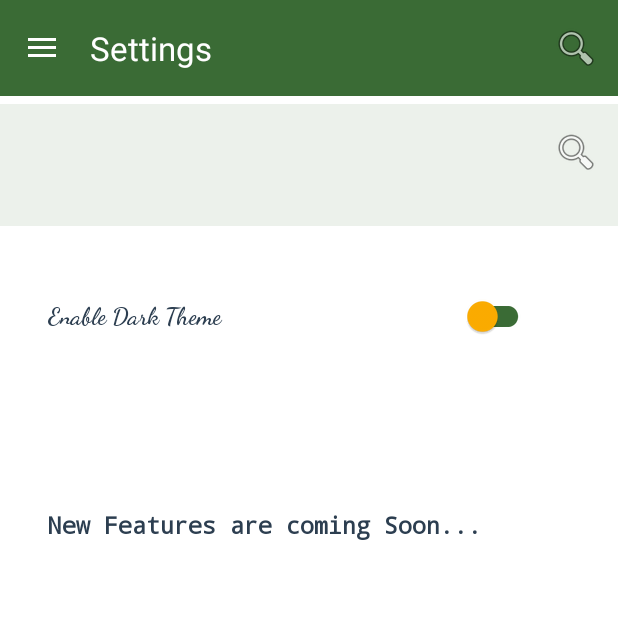
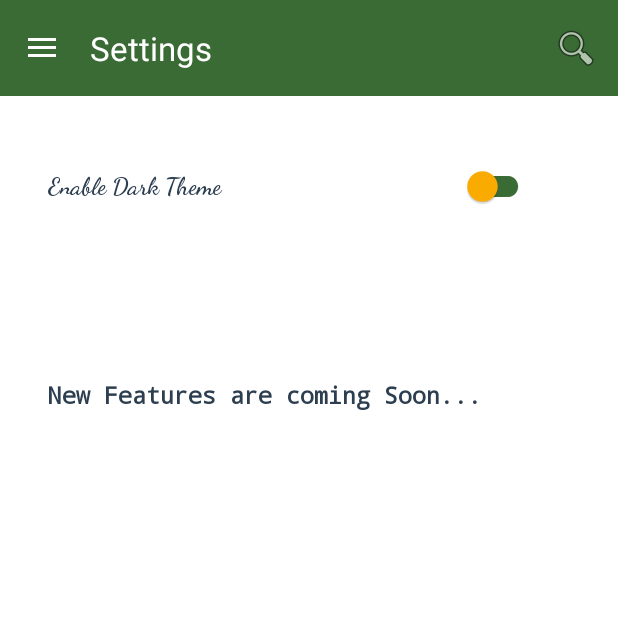
Before and after one commit to Hidden-Sri-Lanka/Hidden-Sri-Lanka, an Android app: the SettingsActivity screen opened directly, with no data from a screen before it, on a phone screen of 412 x 824 dp, the top half of it. Run offline under Robolectric (Android 15) with nearby library versions, the phone set to English and light mode, and no system bars.

Commit message:
removed duplicate toolbar in settings page

```diff
--- a/app/src/main/res/layout/activity_settings.xml
+++ b/app/src/main/res/layout/activity_settings.xml
@@ -1,49 +1,14 @@
 <?xml version="1.0" encoding="utf-8"?>
-<androidx.drawerlayout.widget.DrawerLayout xmlns:android="http://schemas.android.com/apk/res/android"
+<ScrollView xmlns:android="http://schemas.android.com/apk/res/android"
     xmlns:app="http://schemas.android.com/apk/res-auto"
     xmlns:tools="http://schemas.android.com/tools"
-    android:id="@+id/drawer_layout"
     android:layout_width="match_parent"
     android:layout_height="match_parent"
-    android:fitsSystemWindows="true"
+    android:fillViewport="true"
+    android:background="@color/white"
     tools:context=".SettingsActivity">
 
-    <!-- Navigation View  -->
-    <com.google.android.material.navigation.NavigationView
-        android:id="@+id/nav_view"
-        android:layout_width="wrap_content"
-        android:layout_height="match_parent"
-        android:layout_gravity="start"
-        android:fitsSystemWindows="true"
-        app:headerLayout="@layout/hedder"
-        app:menu="@menu/main_menue" />
-
-    <!-- Main content area -->
-    <LinearLayout
-        android:layout_width="match_parent"
-        android:layout_height="match_parent"
-        android:layout_marginTop="5dp"
-        android:orientation="vertical"
-        android:background="@color/white">
-
-        <!-- Toolbar -->
-        <com.google.android.material.appbar.MaterialToolbar
-            android:id="@+id/toolbar"
-            android:layout_width="match_parent"
-            android:layout_height="81dp"
-            android:background="@color/toolbar_background_color"
-            android:elevation="4dp"
-            android:theme="@style/ToolbarTheme"
-            app:contentInsetEnd="16dp"
-            app:menu="@menu/settings_toolbar_menu"
-            app:popupTheme="@style/ThemeOverlay.AppCompat.Light" />
-
-        <ScrollView
-            android:layout_width="match_parent"
-            android:layout_height="match_parent"
-            android:fillViewport="true">
-
-            <!-- actual content of page , with scrollable -->
+    <!-- Content of Settings page -->
     <LinearLayout
         android:layout_width="match_parent"
         android:layout_height="wrap_content"
@@ -89,7 +54,7 @@
         <TextView
             android:id="@+id/txtNewfeature"
             android:layout_width="match_parent"
-                    android:layout_height="match_parent"
+            android:layout_height="wrap_content"
             android:layout_gravity="center_vertical"
             android:layout_marginTop="100dp"
             android:paddingStart="16dp"
@@ -102,6 +67,3 @@
 
     </LinearLayout>
 </ScrollView>
-    </LinearLayout>
-
-</androidx.drawerlayout.widget.DrawerLayout>
```
Lines whose indentation alone changed are shown as unchanged.
